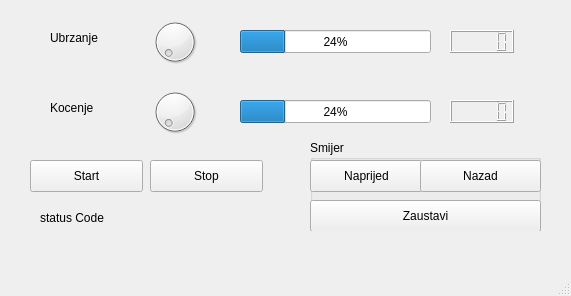
almirx92/Elbuggy, file mainwindow.ui: the form before one commit.
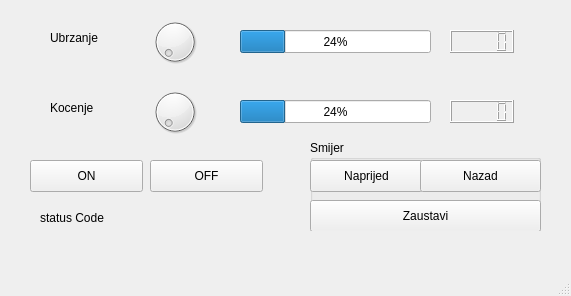
The form after the commit.

```diff
--- a/mainwindow.ui
+++ b/mainwindow.ui
@@ -116,7 +116,7 @@
      </rect>
     </property>
     <property name="text">
-     <string>Start</string>
+     <string>ON</string>
     </property>
    </widget>
    <widget class="QPushButton" name="stopBtn">
@@ -129,7 +129,7 @@
      </rect>
     </property>
     <property name="text">
-     <string>Stop</string>
+     <string>OFF</string>
     </property>
    </widget>
    <widget class="QLabel" name="statusCode">
```
